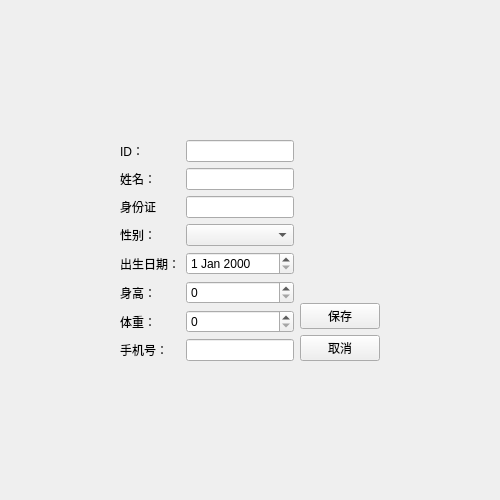
Before: the Qt Designer form experiment/lab4/patienteditview.ui in skmgt/QtLearnCourse, drawn with Qt 5.
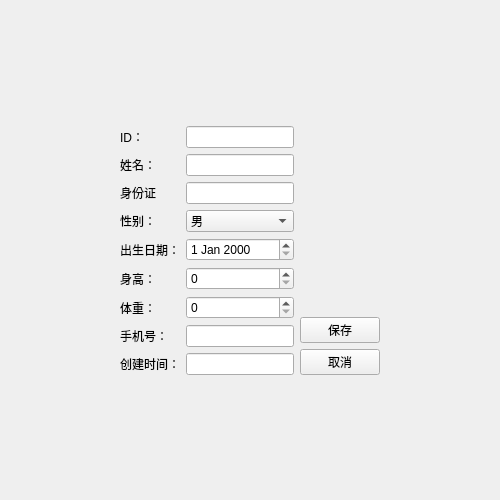
After: the same form once the commit is applied.

Patch:
```diff
--- a/experiment/lab4/patienteditview.ui
+++ b/experiment/lab4/patienteditview.ui
@@ -99,7 +99,18 @@
           </widget>
          </item>
          <item row="3" column="1">
-          <widget class="QComboBox" name="comboBox"/>
+          <widget class="QComboBox" name="dbSex">
+           <item>
+            <property name="text">
+             <string>男</string>
+            </property>
+           </item>
+           <item>
+            <property name="text">
+             <string>女</string>
+            </property>
+           </item>
+          </widget>
          </item>
          <item row="4" column="0">
           <widget class="QLabel" name="label_5">
@@ -154,7 +165,17 @@
           <widget class="QLineEdit" name="lineEdit_4"/>
          </item>
          <item row="0" column="1">
-          <widget class="QLineEdit" name="lineEdit"/>
+          <widget class="QLineEdit" name="dbEditID"/>
+         </item>
+         <item row="8" column="0">
+          <widget class="QLabel" name="label_9">
+           <property name="text">
+            <string>创建时间：</string>
+           </property>
+          </widget>
+         </item>
+         <item row="8" column="1">
+          <widget class="QLineEdit" name="dbCreateTime"/>
          </item>
         </layout>
        </item>
```
Left out of the diff: 12 changed lines with no effect on the pictures.
